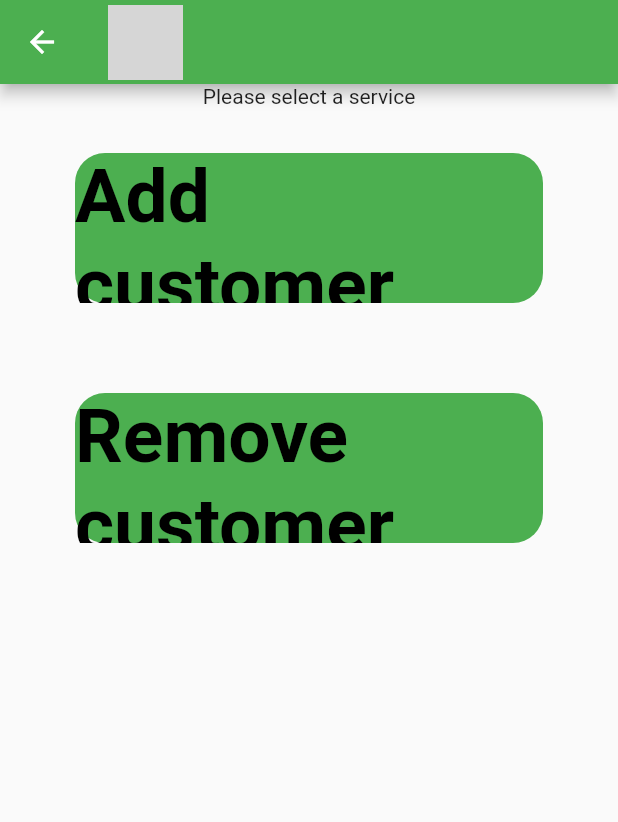
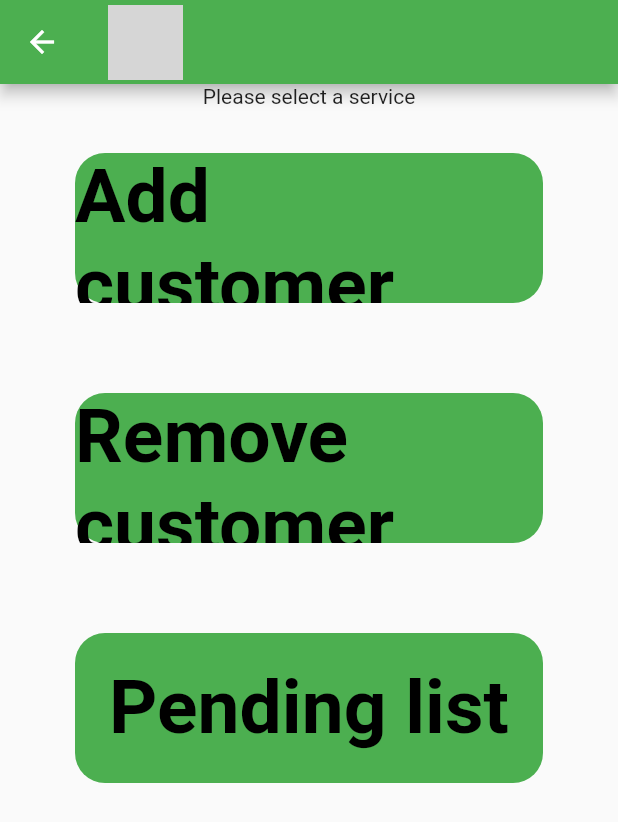
Before and after one commit to mattiamirigaldi/IMS_project_PLCS, a Flutter app: the TmodifyCustomer screen opened directly, on a phone screen of 412 x 824 dp. Shown: the top 822 px of the screen. Run offline on Flutter 3.47's test engine with Material 2 defaults, Android fonts, the phone set to English and light mode, and no system bars; our stand-ins replace flutter_easyloading, url_strategy; grey boxes are pictures that could not be loaded.

Commit message:
Update Totem: Customers pending list

```diff
--- a/Ims_Flutter/lib/Totem/Operator/TModifyCustomer.dart
+++ b/Ims_Flutter/lib/Totem/Operator/TModifyCustomer.dart
@@ -3,6 +3,7 @@
 import 'package:flutter/material.dart';
 import 'package:ims/Totem/Operator/TAddCustomer.dart';
 import 'package:ims/Totem/Operator/TRemoveCustomer.dart';
+import 'package:ims/Totem/Operator/services/TOp_http_services.dart';
 
 class TmodifyCustomer extends StatelessWidget {
   const TmodifyCustomer({Key? key}) : super(key: key);
@@ -76,6 +77,29 @@
                   ),
                 ),
               ),
+              InkWell(
+                onTap: () async {
+                  await Httpservices.PendingCustomers(context);
+                },
+                child: Center(
+                  child: Container(
+                    margin: const EdgeInsets.symmetric(
+                        horizontal: 50, vertical: 30),
+                    child: const Center(
+                        child: Text("Pending list",
+                            style: TextStyle(
+                                fontSize: 50,
+                                fontWeight: FontWeight.bold,
+                                color: Colors.black))),
+                    height: 100,
+                    width: 1500,
+                    decoration: BoxDecoration(
+                      color: Colors.green,
+                      borderRadius: BorderRadius.circular(20),
+                    ),
+                  ),
+                ),
+              ),
             ]));
   }
 }
--- a/Ims_Flutter/lib/main.dart
+++ b/Ims_Flutter/lib/main.dart
@@ -23,7 +23,7 @@
       title: 'Inventory Management System',
       theme: ThemeData(primarySwatch: Colors.blueGrey),
       builder: EasyLoading.init(),
-      initialRoute: '/mobile',
+      initialRoute: '/totem',
       routes: {
         Myroutes.WebWelcomePage: (context) => const WelcomeHome(),
         Myroutes.MobileWelcomePage: (context) => const MWelcome(),
```
Also changed, not shown: Ims_Flutter/lib/Totem/Operator/TCustomersList.dart (added, +86 -0 lines), Ims_Flutter/lib/Totem/Operator/services/TOp_http_services.dart (+24 -0 lines), 1 other file.
